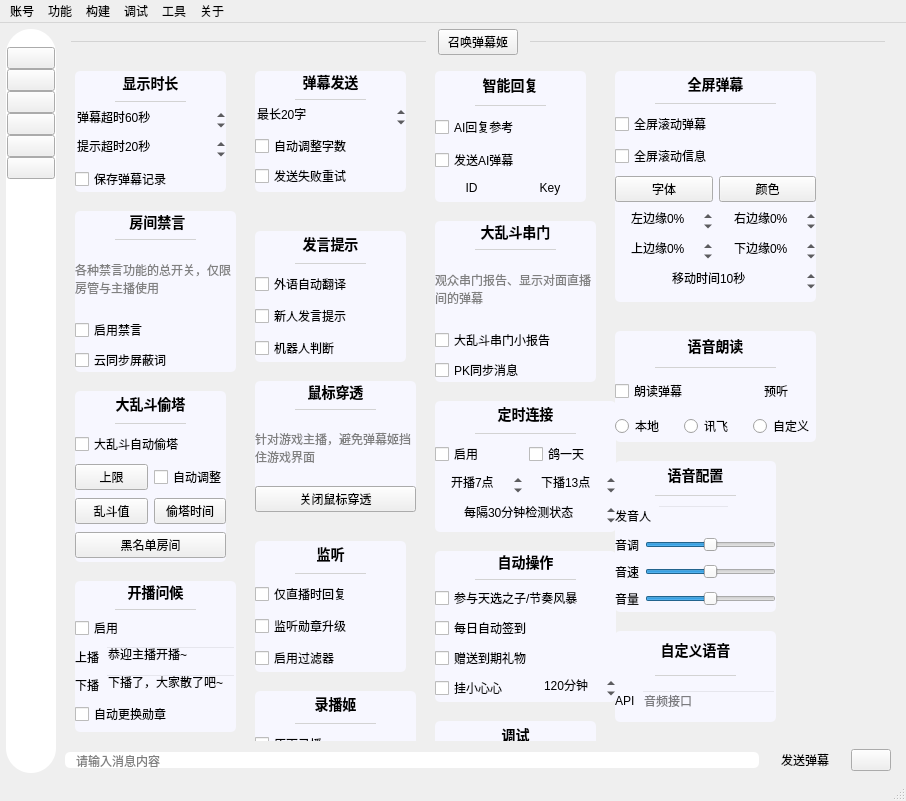
Qt form mainwindow/mainwindow.ui (iwxyi/Bilibili-MagicalDanmaku) before a commit.
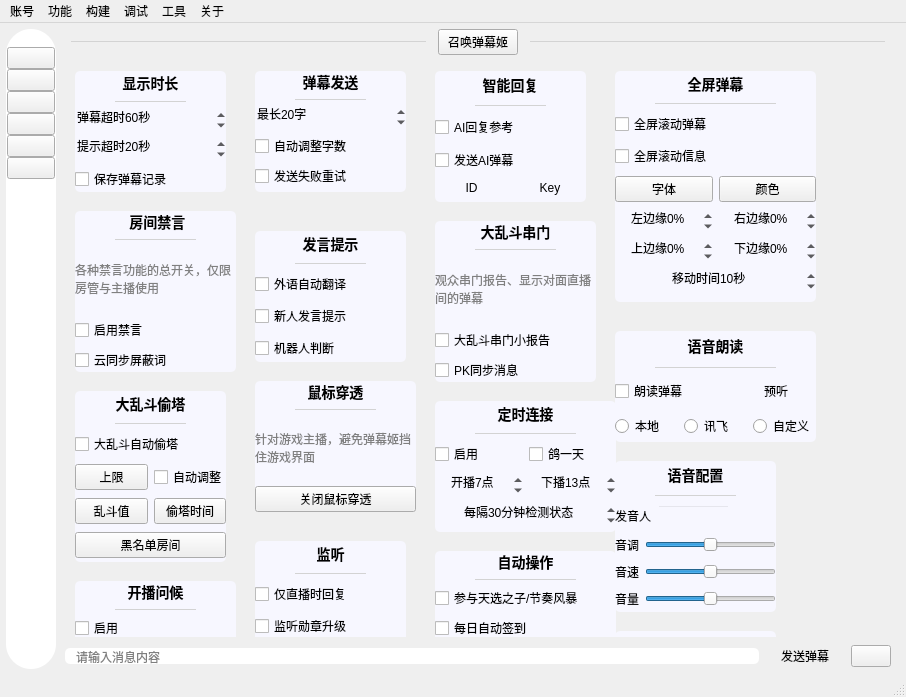
The same form after that commit. The open tabs and pages were chosen to show the change. Icons and pictures are not drawn. Custom widgets are drawn as their Qt base class.

Patch:
```diff
--- a/mainwindow/mainwindow.ui
+++ b/mainwindow/mainwindow.ui
@@ -7,7 +7,7 @@
     <x>0</x>
     <y>0</y>
     <width>906</width>
-    <height>801</height>
+    <height>697</height>
    </rect>
   </property>
   <property name="windowTitle">
@@ -1344,7 +1344,7 @@
              <x>0</x>
              <y>0</y>
              <width>826</width>
-             <height>663</height>
+             <height>928</height>
             </rect>
            </property>
            <property name="styleSheet">
```
